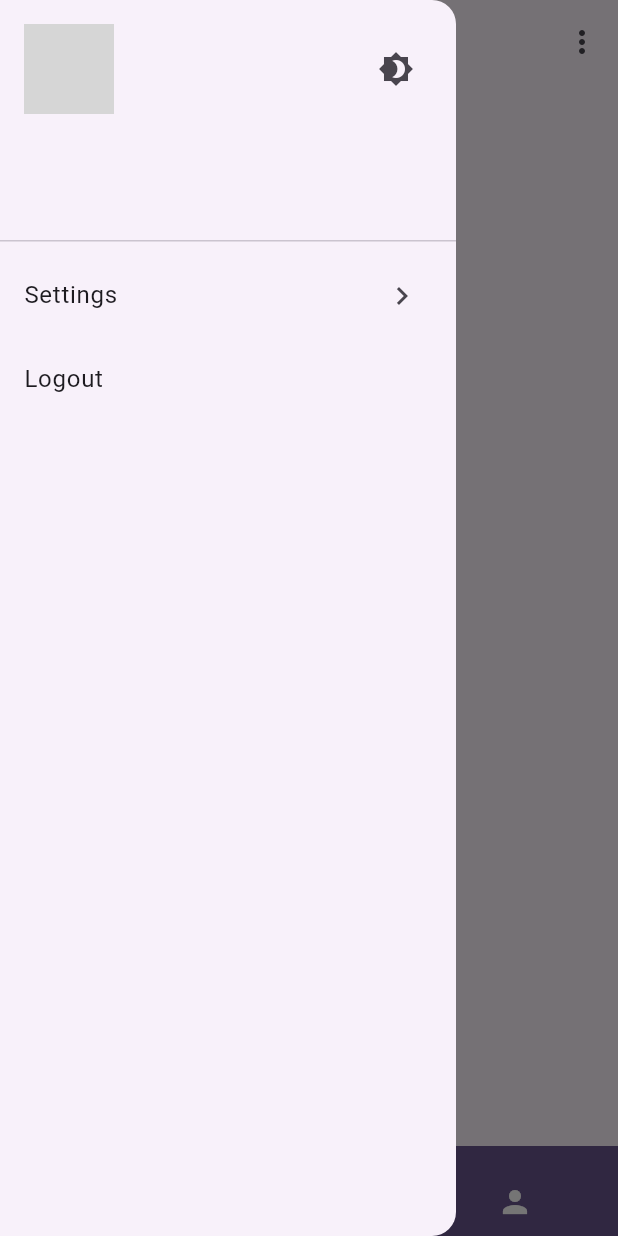
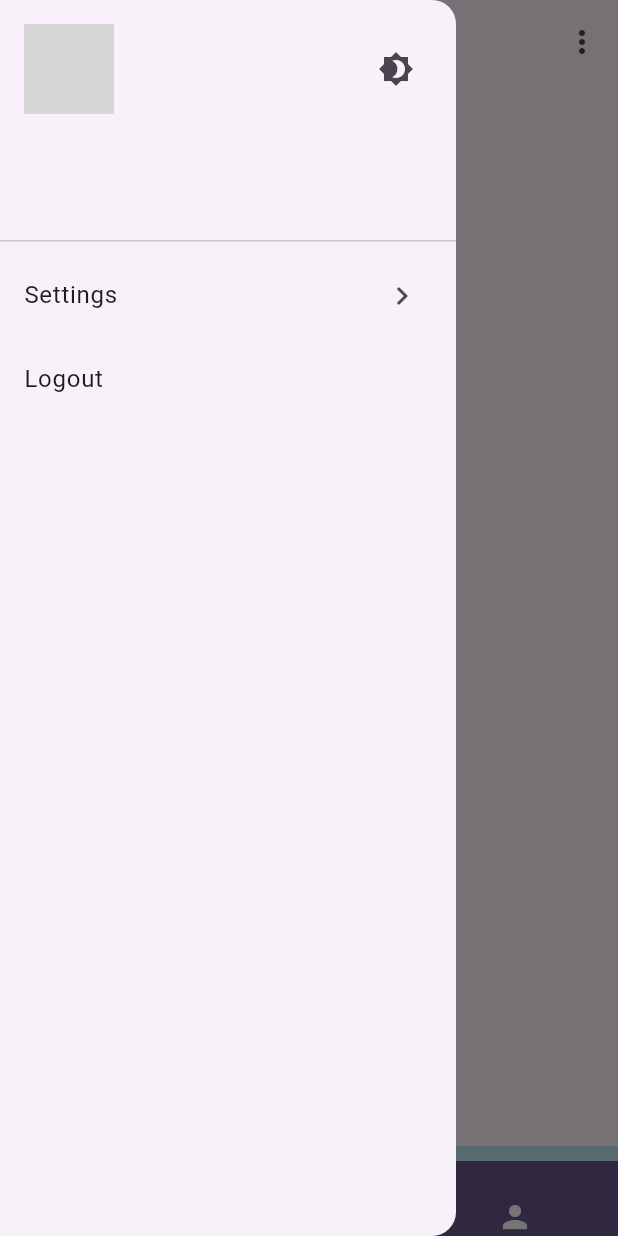
Before and after one commit to qianshipoi/QianShiMusic.Client.Flutter, a Flutter app: the HomePage screen opened directly, with the side drawer open, on a phone screen of 412 x 824 dp. Run offline on Flutter 3.47's test engine with Material 3 defaults, Android fonts, the phone set to English and light mode, and no system bars; drawn by our look-alikes of curved_navigation_bar; our stand-ins replace cached_network_image, connectivity_plus, cookie_jar, dio, dio_cookie_manager, flutter_easyloading and 7 more; missing offline and left inert: auto_orientation, brightness_volume, common_utils, flutter_sound; accounts and stored records are empty; network calls fail; grey boxes are pictures that could not be loaded.

Commit message:
style: home bottom bar

```diff
--- a/lib/pages/home_page.dart
+++ b/lib/pages/home_page.dart
@@ -156,7 +156,17 @@ class _HomePageState extends State<HomePage>
               ),
             ),
             bottomNavigationBar: Obx(
-              () => CurvedNavigationBar(
+              () => SizedBox(
+                height: _playingController.currentTrack == null ? 60 : 50,
+                child: Column(
+                  children: [
+                    _playingController.currentTrack == null
+                        ? Container(
+                            color: const Color.fromARGB(255, 187, 230, 243),
+                            height: 10,
+                          )
+                        : const SizedBox.shrink(),
+                    CurvedNavigationBar(
                         items: [
                           Icon(Icons.message,
                               size: 24,
@@ -169,17 +179,19 @@ class _HomePageState extends State<HomePage>
                               color: Theme.of(context).colorScheme.onPrimary),
                         ],
                         index: _currentPage,
-                  backgroundColor: _playingController.isPlaying.value
-                      ? const Color.fromARGB(255, 187, 230, 243)
-                      : Theme.of(context).colorScheme.primary,
+                        backgroundColor:
+                            const Color.fromARGB(255, 187, 230, 243),
                         color: Theme.of(context).colorScheme.primary,
-                  height: 60,
+                        height: 50,
                         onTap: (index) {
                           setState(() {
                             _currentPage = index;
                             _pageController.jumpToPage(index);
                           });
                         }),
+                  ],
+                ),
+              ),
             ),
             backgroundColor: Colors.transparent,
             body: PageView(
@@ -215,7 +227,8 @@ class _HomePageState extends State<HomePage>
             IconButton(
               key: _keyGreen,
               onPressed: () => _switchTheme(),
-                icon: const Icon(Icons.brightness_4))
+              icon: const Icon(Icons.brightness_4),
+            )
           ],
         ),
       ),
```
Lines whose indentation alone changed are shown as unchanged.
